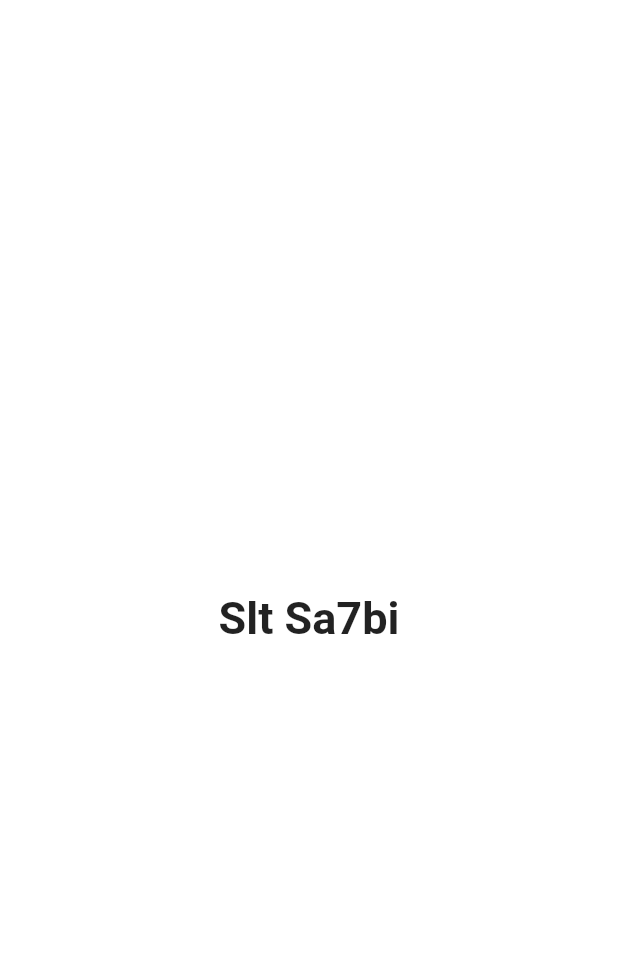
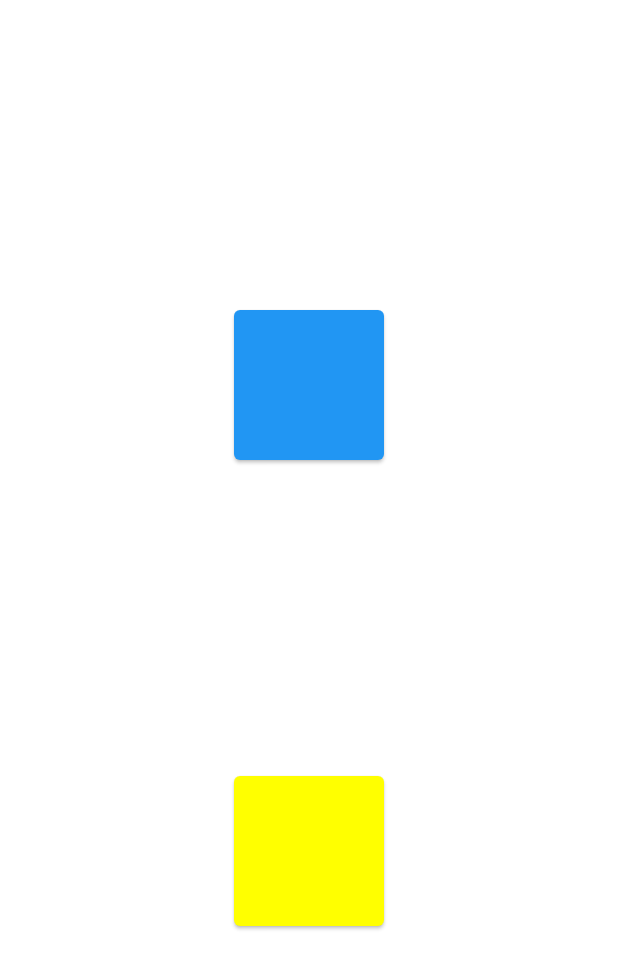
Before and after one commit to bs61/Tripper, a Flutter app: the Favorite screen opened directly, on a phone screen of 412 x 824 dp. Shown: the top 969 px of the screen. Run offline on Flutter 3.47's test engine with Material 2 defaults, Android fonts, the phone set to English and light mode, and no system bars; our stand-ins replace firebase_auth, firebase_core, font_awesome_flutter; missing offline and left inert: flutter_material_pickers; accounts and stored records are empty.

Commit message:
slt sa7bi

```diff
--- a/lib/screens/Favorites.dart
+++ b/lib/screens/Favorites.dart
@@ -12,7 +12,28 @@ class _State extends State<Favorite> {
   Widget build(BuildContext context) {
     return Scaffold(
       backgroundColor: Colors.white,
-      body:Center(child: Text('Slt Sa7bi',style: TextStyle(fontSize: 30.0,fontWeight: FontWeight.bold),)),
+      body:Center(child: Column(
+        mainAxisAlignment: MainAxisAlignment.spaceEvenly,
+        children: [
+          Card(
+            color: Colors.blue,
+            child: Container(
+              height: 100.0,
+              width: 100.0,
+            ),
+
+          ),
+          Card(
+            color: Colors.yellowAccent,
+            child: Container(
+              height: 100.0,
+              width: 100.0,
+            ),
+
+          )
+          // Text('Slt Sa7bi',style: TextStyle(fontSize: 30.0,fontWeight: FontWeight.bold),),
+        ],
+      )),
     );
   }
 }
--- a/lib/screens/Home.dart
+++ b/lib/screens/Home.dart
@@ -67,7 +67,7 @@ class _ExploreState extends State<Explore> {
         children: <Widget>[
 
           Padding(
-            padding: EdgeInsets.only(left: 10, right: 10, top: 16,),
+            padding: EdgeInsets.only(left: 10, right: 10, top: 15,),
             child: TextField(
               decoration: InputDecoration(
                 hintText: 'Search',
--- a/lib/screens/login.dart
+++ b/lib/screens/login.dart
@@ -223,10 +223,6 @@ class _login extends State<loginPage> {
           ScaffoldMessenger.of(context).showSnackBar(SnackBar(content:Text(_errorMessage(m).toString(),
           )));
         }
-
-
-
     }
-
   }
 }
--- a/lib/useful/bottomnavbar.dart
+++ b/lib/useful/bottomnavbar.dart
@@ -29,8 +29,9 @@ class _MyStatefulWidgetState extends State<Bottomnav> {
   TextStyle(fontSize: 30, fontWeight: FontWeight.bold);
   static  List _widgetOptions =[
     Explore(),
+    Plans(),
     Favorite(),
-    Plans(),
+
   ];
 
   void _onItemTapped(int index) {
--- a/pubspec.yaml
+++ b/pubspec.yaml
@@ -34,6 +34,7 @@ dependencies:
   modal_progress_hud: ^0.1.3
   provider: ^4.3.2+2
   font_awesome_flutter: ^8.10.1
+  flutter_material_pickers: ^1.8.1
 
 dev_dependencies:
   flutter_launcher_icons:
```
Also changed, not shown: lib/screens/MyPlans.dart (+147 -1 lines), pubspec.lock.
